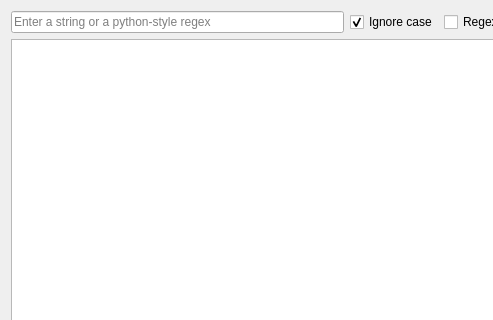
The window that GUI/ExamineReferrersWidget.ui (korcankaraokcu/PINCE) describes before a commit, drawn with Qt 5; both pictures show x 0 to 493 and y 0 to 320 of the 1025 by 530 pixel window.
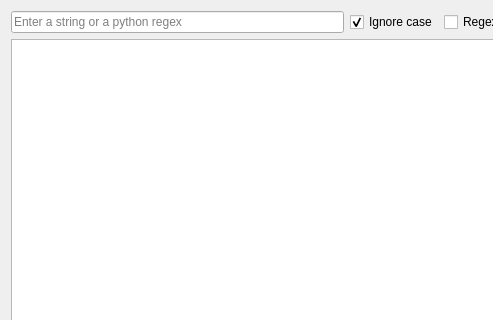
The same window after the commit.

Commit message: Replaced all the redundant 'python-style' texts with 'python'

The edit to the form file:
```diff
--- a/GUI/ExamineReferrersWidget.ui
+++ b/GUI/ExamineReferrersWidget.ui
@@ -32,7 +32,7 @@
             <string>Enter a string or a python-style regex</string>
            </property>
            <property name="placeholderText">
-            <string>Enter a string or a python-style regex</string>
+            <string>Enter a string or a python regex</string>
            </property>
           </widget>
          </item>
```
Left out of the diff: 2 changed lines with no effect on the pictures. The commit also changes 6 other files.
